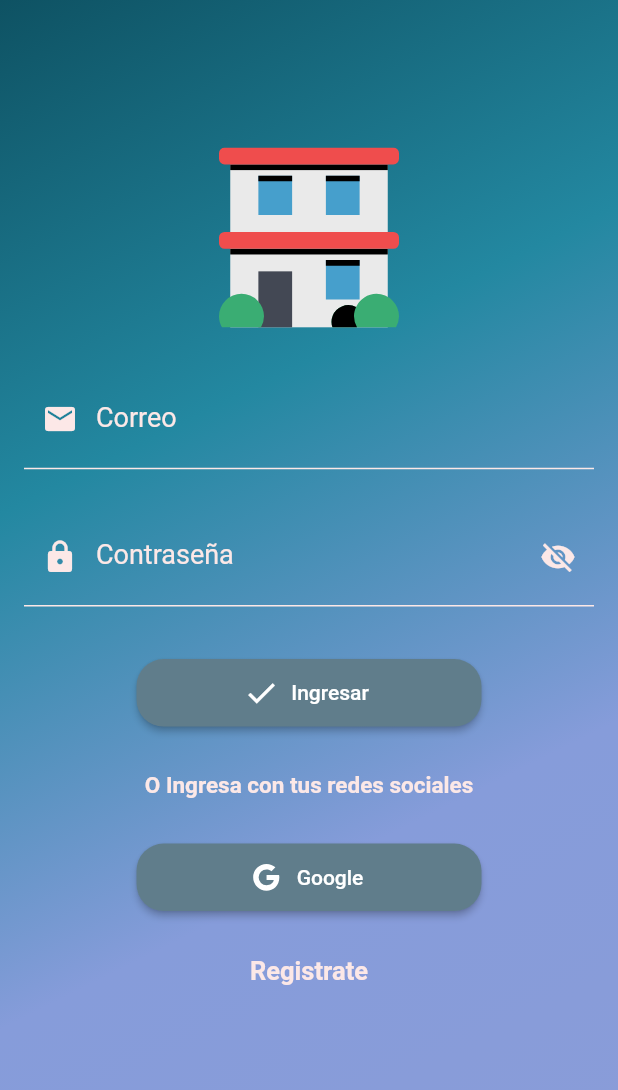
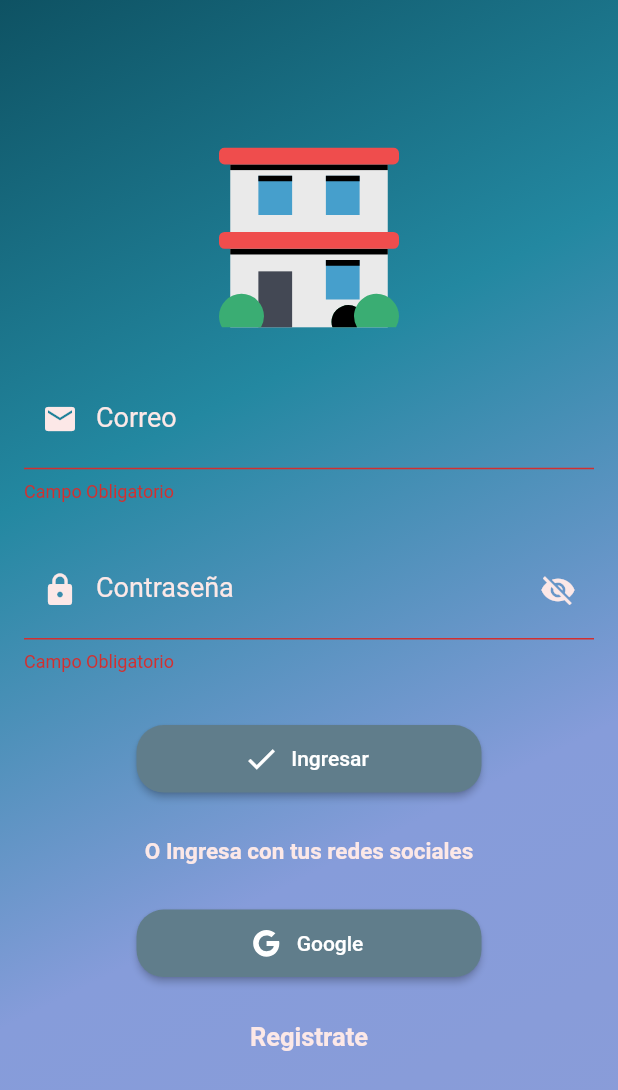
Before and after one commit to omarx33/app_gestion_alquileres, a Flutter app: the screen it shows after launch, after a tap on "Ingresar", on a phone screen of 412 x 824 dp. Shown: the top 1090 px of the screen. Run offline on Flutter 3.47's test engine with Material 2 defaults, Android fonts, the phone set to English and light mode, and no system bars; our stand-ins replace cloud_firestore, firebase_auth, firebase_core, flutter_svg; accounts and stored records are empty.

Commit message:
login con firebase y validacion de campos vacios, duplicados, contraseñas devil

```diff
--- a/lib/pages/login_page.dart
+++ b/lib/pages/login_page.dart
@@ -1,7 +1,10 @@
+import 'package:firebase_auth/firebase_auth.dart';
 import 'package:flutter/material.dart';
 import 'package:flutter_svg/flutter_svg.dart';
+import 'package:gestion_alquileres/pages/home_page.dart';
 import 'package:gestion_alquileres/pages/registro_page.dart';
 import 'package:gestion_alquileres/ui/general/colores.dart';
+import 'package:gestion_alquileres/ui/widgets/snack_widget.dart';
 
 class LoginPage extends StatefulWidget {
   @override
@@ -9,7 +12,40 @@ class LoginPage extends StatefulWidget {
 }
 
 class _LoginPageState extends State<LoginPage> {
+  final formKey = GlobalKey<FormState>();
+  final TextEditingController _correoController = TextEditingController();
+  final TextEditingController _passwordController = TextEditingController();
   bool textoOculto = true;
+
+  _login() async {
+    try {
+      if (formKey.currentState!.validate()) {
+        UserCredential userCredential =
+            await FirebaseAuth.instance.signInWithEmailAndPassword(
+          email: _correoController.text,
+          password: _passwordController.text,
+        );
+
+        // print(userCredential);
+        if (userCredential.user != null) {
+          //con esto si se loguea ira  a homepage y si retrocede las vistas de logis y registros no se visualizaran porque ya esta logueado
+          Navigator.pushAndRemoveUntil(
+              context,
+              MaterialPageRoute(builder: (context) => HomePage()),
+              (route) => false);
+        }
+      }
+    } on FirebaseAuthException catch (error) {
+      print(error.code);
+      if (error.code == "INVALID_LOGIN_CREDENTIALS") {
+        miSnackBarSuccess(
+          context,
+          "Error con sus datos de registro",
+          Colors.redAccent,
+        );
+      }
+    }
+  }
 
   @override
   Widget build(BuildContext context) {
@@ -34,6 +70,8 @@ class _LoginPageState extends State<LoginPage> {
                   tileMode: TileMode.mirror,
                 ),
               ),
+              child: Form(
+                key: formKey,
                 child: Container(
                   padding: EdgeInsets.all(16),
                   child: Column(
@@ -72,6 +110,14 @@ class _LoginPageState extends State<LoginPage> {
                                     231)), // Borde inferior rojo cuando tiene el foco
                           ),
                         ),
+                        controller: _correoController,
+                        validator: (String? value) {
+                          if (value != null && value.isEmpty) {
+                            //vacio o null
+                            return "Campo Obligatorio";
+                          }
+                          return null;
+                        },
                       ),
                       SizedBox(height: 25),
                       TextFormField(
@@ -114,13 +160,23 @@ class _LoginPageState extends State<LoginPage> {
                             ),
                           ),
                         ),
+                        controller: _passwordController,
+                        validator: (String? value) {
+                          if (value != null && value.isEmpty) {
+                            //vacio o null
+                            return "Campo Obligatorio";
+                          }
+                          return null;
+                        },
                       ),
                       SizedBox(height: 35),
                       SizedBox(
                         height: 45,
                         width: 230,
                         child: ElevatedButton.icon(
-                        onPressed: () {},
+                          onPressed: () {
+                            _login();
+                          },
                           icon: Icon(Icons.check),
                           style: ElevatedButton.styleFrom(
                             backgroundColor: Colors.blueGrey,
@@ -191,6 +247,7 @@ class _LoginPageState extends State<LoginPage> {
                   ),
                 ),
               ),
+            ),
           ],
         ),
       ),
--- a/lib/pages/registro_page.dart
+++ b/lib/pages/registro_page.dart
@@ -54,9 +54,14 @@ class _RegistroPageState extends State<RegistroPage> {
       }
     } on FirebaseAuthException catch (error) {
       if (error.code == "weak-password") {
-        miSnackBarSuccess(context, "La contraseña es muy debil");
+        miSnackBarSuccess(
+            context, "La contraseña es muy debil", Colors.redAccent);
       } else if (error.code == "email-already-in-use") {
-        miSnackBarSuccess(context, "El correo ya existe");
+        miSnackBarSuccess(
+          context,
+          "El correo ya existe",
+          Colors.redAccent,
+        );
       }
     }
   }
--- a/lib/ui/widgets/snack_widget.dart
+++ b/lib/ui/widgets/snack_widget.dart
@@ -1,13 +1,13 @@
 import 'package:flutter/material.dart';
 
-miSnackBarSuccess(BuildContext context, String texto) {
+miSnackBarSuccess(BuildContext context, String texto, Color color) {
   ScaffoldMessenger.of(context).showSnackBar(
     SnackBar(
         behavior: SnackBarBehavior.floating,
         shape: RoundedRectangleBorder(
           borderRadius: BorderRadius.circular(14),
         ),
-        backgroundColor: Colors.redAccent,
+        backgroundColor: color,
         content: Row(
           children: [
             Icon(
```
Lines whose indentation alone changed are shown as unchanged.
